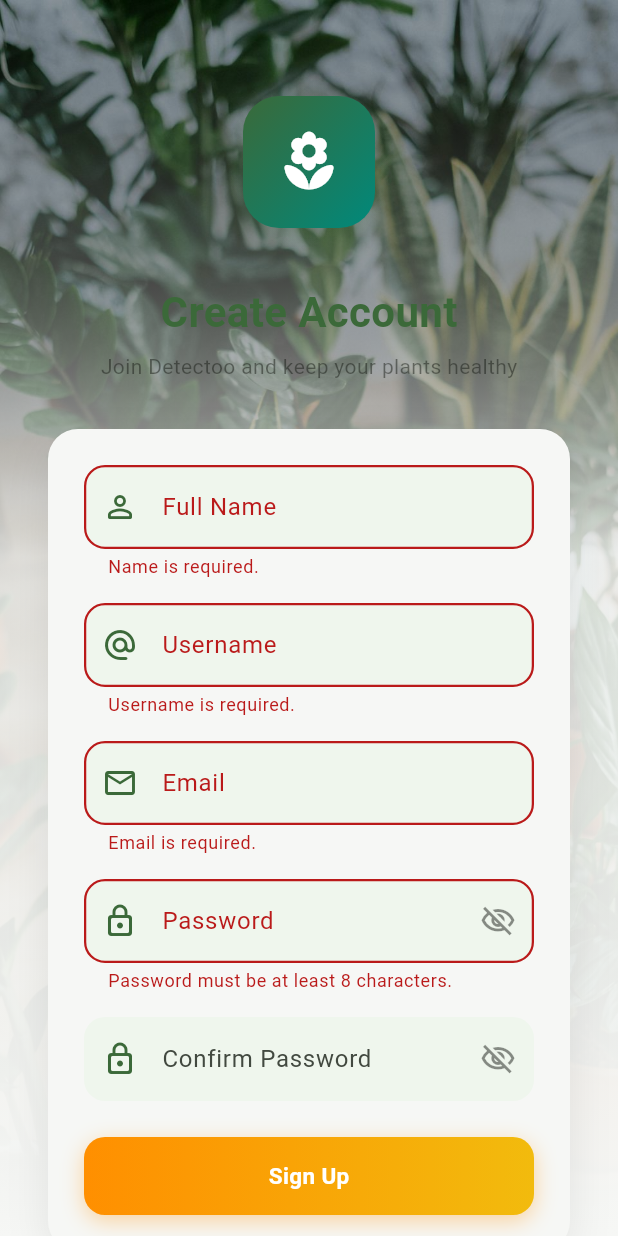
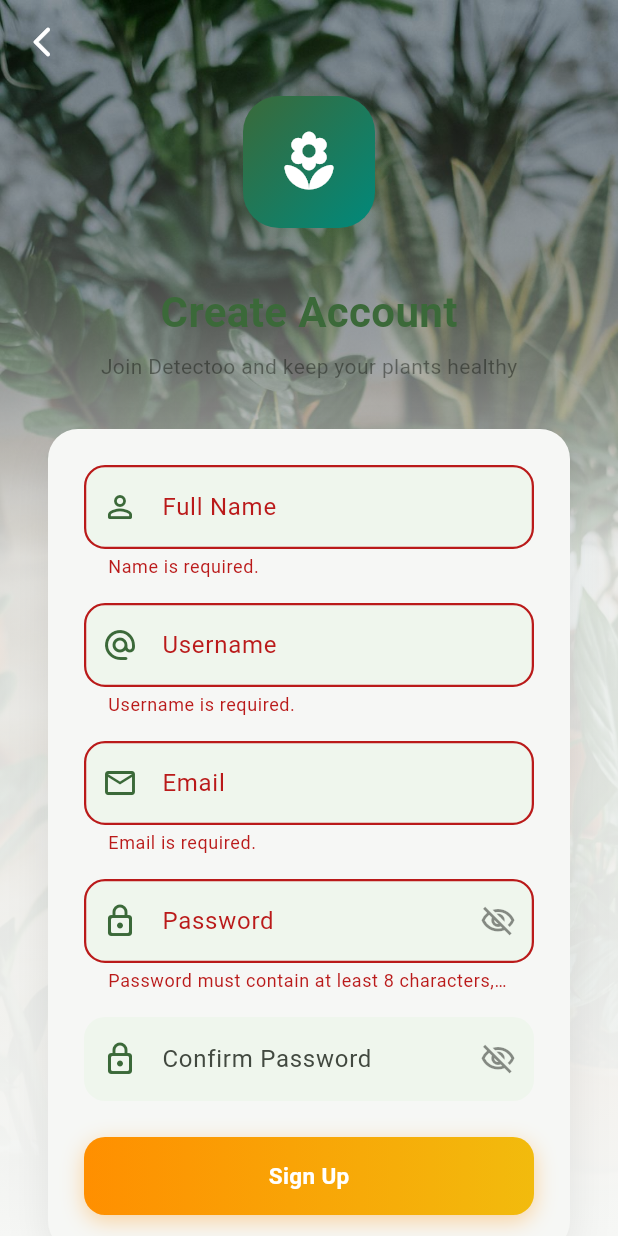
Before and after one commit to Sijankhadk65/detectoo, a Flutter app: the SignUpScreen screen opened by its route, after a tap on "Sign Up", on a phone screen of 412 x 824 dp. Run offline on Flutter 3.47's test engine with Material 3 defaults, Android fonts, the phone set to English and light mode, and no system bars; our stand-ins replace built_collection, built_value, dio, flutter_local_notifications, flutter_riverpod, flutter_secure_storage and 1 more; accounts and stored records are empty; Roboto replaces fonts that are missing (Georgia).

Commit message:
Fix sign-up back navigation and add live email/password validators
- Fix back button closing the app: login now pushes sign-up onto the
  stack instead of replacing it, so the system back button and swipe
  gesture work correctly
- Add transparent AppBar with back arrow to sign-up screen
- Update 'Log In' link in sign-up to pop the route instead of replacing
- Tighten email regex to require a proper TLD (2+ alpha chars)
- Add password strength validator: uppercase, lowercase, digit, special
  character, and minimum length checks with descriptive error messages
- Add live email validation icon (green check / red X) as suffix
- Add real-time password strength bar (5 segments, color-coded) with
  per-criterion checklist below the password field

```diff
--- a/detectoo_app/lib/src/screens/login_screen.dart
+++ b/detectoo_app/lib/src/screens/login_screen.dart
@@ -311,7 +311,7 @@ class _LoginScreenState extends ConsumerState<LoginScreen> {
           ),
         ),
         GestureDetector(
-          onTap: () => Navigator.pushReplacementNamed(context, Routes.signUp),
+          onTap: () => Navigator.pushNamed(context, Routes.signUp),
           child: Text(
             'Sign Up',
             style: TextStyle(
--- a/detectoo_app/lib/src/screens/sign_up_screen.dart
+++ b/detectoo_app/lib/src/screens/sign_up_screen.dart
@@ -37,7 +37,21 @@ class _SignUpScreenState extends ConsumerState<SignUpScreen> {
   }
 
   static bool _isValidEmail(String v) =>
-      RegExp(r'^[^@\s]+@[^@\s]+\.[^@\s]+$').hasMatch(v);
+      RegExp(r'^[a-zA-Z0-9._%+\-]+@[a-zA-Z0-9.\-]+\.[a-zA-Z]{2,}$')
+          .hasMatch(v);
+
+  static String? _passwordStrengthError(String v) {
+    final missing = <String>[];
+    if (v.length < 8) missing.add('at least 8 characters');
+    if (!RegExp(r'[A-Z]').hasMatch(v)) missing.add('an uppercase letter');
+    if (!RegExp(r'[a-z]').hasMatch(v)) missing.add('a lowercase letter');
+    if (!RegExp(r'[0-9]').hasMatch(v)) missing.add('a number');
+    if (!RegExp(r'[!@#\$%^&*(),.?":{}|<>_\-]').hasMatch(v)) {
+      missing.add('a special character');
+    }
+    if (missing.isEmpty) return null;
+    return 'Password must contain ${missing.join(', ')}.';
+  }
 
   Future<void> _handleSignUp() async {
     if (!(_formKey.currentState?.validate() ?? false)) return;
@@ -74,6 +88,15 @@ class _SignUpScreenState extends ConsumerState<SignUpScreen> {
     final isLoading = ref.watch(authProvider).isLoading;
 
     return Scaffold(
+      extendBodyBehindAppBar: true,
+      appBar: AppBar(
+        backgroundColor: Colors.transparent,
+        elevation: 0,
+        leading: IconButton(
+          icon: const Icon(Icons.arrow_back_ios_new_rounded, color: Colors.white),
+          onPressed: () => Navigator.pop(context),
+        ),
+      ),
       body: Container(
         decoration: const BoxDecoration(
           image: DecorationImage(
@@ -239,18 +262,36 @@ class _SignUpScreenState extends ConsumerState<SignUpScreen> {
             },
           ),
           const SizedBox(height: 16),
-          _buildTextField(
+          ValueListenableBuilder<TextEditingValue>(
+            valueListenable: _emailController,
+            builder: (context, value, _) {
+              final text = value.text.trim();
+              final valid = _isValidEmail(text);
+              return _buildTextField(
                 colorScheme: colorScheme,
                 controller: _emailController,
                 label: 'Email',
                 hint: 'you@example.com',
                 icon: Icons.email_outlined,
                 keyboardType: TextInputType.emailAddress,
+                suffixIcon: text.isNotEmpty
+                    ? Icon(
+                        valid
+                            ? Icons.check_circle_rounded
+                            : Icons.cancel_rounded,
+                        color: valid
+                            ? const Color(0xFF2E7D32)
+                            : colorScheme.error,
+                        size: 20,
+                      )
+                    : null,
                 validator: (v) {
                   final s = (v ?? '').trim();
                   if (s.isEmpty) return 'Email is required.';
                   if (!_isValidEmail(s)) return 'Enter a valid email address.';
                   return null;
+                },
+              );
             },
           ),
           const SizedBox(height: 16),
@@ -260,10 +301,12 @@ class _SignUpScreenState extends ConsumerState<SignUpScreen> {
             label: 'Password',
             obscure: _obscurePassword,
             onToggle: () => setState(() => _obscurePassword = !_obscurePassword),
-            validator: (v) {
-              if ((v ?? '').length < 8) return 'Password must be at least 8 characters.';
-              return null;
-            },
+            validator: (v) => _passwordStrengthError(v ?? ''),
+          ),
+          ValueListenableBuilder<TextEditingValue>(
+            valueListenable: _passwordController,
+            builder: (context, value, _) =>
+                _buildPasswordStrengthIndicator(value.text, colorScheme),
           ),
           const SizedBox(height: 16),
           _buildPasswordField(
@@ -297,6 +340,7 @@ class _SignUpScreenState extends ConsumerState<SignUpScreen> {
     required IconData icon,
     TextInputType keyboardType = TextInputType.text,
     bool autocorrect = true,
+    Widget? suffixIcon,
     String? Function(String?)? validator,
   }) {
     return TextFormField(
@@ -308,6 +352,7 @@ class _SignUpScreenState extends ConsumerState<SignUpScreen> {
         labelText: label,
         hintText: hint,
         prefixIcon: Icon(icon, color: colorScheme.primary),
+        suffixIcon: suffixIcon,
         filled: true,
         fillColor: colorScheme.primaryContainer.withValues(alpha: 0.12),
         border: OutlineInputBorder(
@@ -374,6 +419,96 @@ class _SignUpScreenState extends ConsumerState<SignUpScreen> {
     );
   }
 
+  Widget _buildPasswordStrengthIndicator(
+      String password, ColorScheme colorScheme) {
+    if (password.isEmpty) return const SizedBox.shrink();
+
+    final criteria = [
+      ('8+ characters', password.length >= 8),
+      ('Uppercase letter', RegExp(r'[A-Z]').hasMatch(password)),
+      ('Lowercase letter', RegExp(r'[a-z]').hasMatch(password)),
+      ('Number', RegExp(r'[0-9]').hasMatch(password)),
+      ('Special character',
+          RegExp(r'[!@#\$%^&*(),.?":{}|<>_\-]').hasMatch(password)),
+    ];
+
+    final metCount = criteria.where((c) => c.$2).length;
+
+    final (barColor, label) = switch (metCount) {
+      1 => (Colors.red, 'Weak'),
+      2 => (Colors.orange, 'Fair'),
+      3 => (Colors.amber, 'Good'),
+      4 => (Colors.lightGreen, 'Strong'),
+      _ => (const Color(0xFF2E7D32), 'Very Strong'),
+    };
+
+    return Column(
+      crossAxisAlignment: CrossAxisAlignment.start,
+      children: [
+        const SizedBox(height: 10),
+        Row(
+          children: [
+            ...List.generate(
+              5,
+              (i) => Expanded(
+                child: Container(
+                  margin: EdgeInsets.only(right: i < 4 ? 4 : 0),
+                  height: 4,
+                  decoration: BoxDecoration(
+                    borderRadius: BorderRadius.circular(2),
+                    color: i < metCount ? barColor : Colors.grey.shade200,
+                  ),
+                ),
+              ),
+            ),
+            const SizedBox(width: 8),
+            Text(
+              label,
+              style: TextStyle(
+                fontSize: 12,
+                color: barColor,
+                fontWeight: FontWeight.w600,
+              ),
+            ),
+          ],
+        ),
+        const SizedBox(height: 10),
+        Wrap(
+          spacing: 12,
+          runSpacing: 6,
+          children: criteria
+              .map(
+                (c) => Row(
+                  mainAxisSize: MainAxisSize.min,
+                  children: [
+                    Icon(
+                      c.$2
+                          ? Icons.check_circle_rounded
+                          : Icons.radio_button_unchecked_rounded,
+                      size: 14,
+                      color: c.$2
+                          ? const Color(0xFF2E7D32)
+                          : Colors.grey.shade400,
+                    ),
+                    const SizedBox(width: 4),
+                    Text(
+                      c.$1,
+                      style: TextStyle(
+                        fontSize: 12,
+                        color: c.$2
+                            ? const Color(0xFF2E7D32)
+                            : Colors.grey.shade500,
+                      ),
+                    ),
+                  ],
+                ),
+              )
+              .toList(),
+        ),
+      ],
+    );
+  }
+
   Widget _buildLoginLink(ColorScheme colorScheme) {
     return Row(
       mainAxisAlignment: MainAxisAlignment.center,
@@ -386,7 +521,7 @@ class _SignUpScreenState extends ConsumerState<SignUpScreen> {
           ),
         ),
         GestureDetector(
-          onTap: () => Navigator.pushReplacementNamed(context, Routes.login),
+          onTap: () => Navigator.pop(context),
           child: Text(
             'Log In',
             style: TextStyle(
```
Lines whose indentation alone changed are shown as unchanged.
